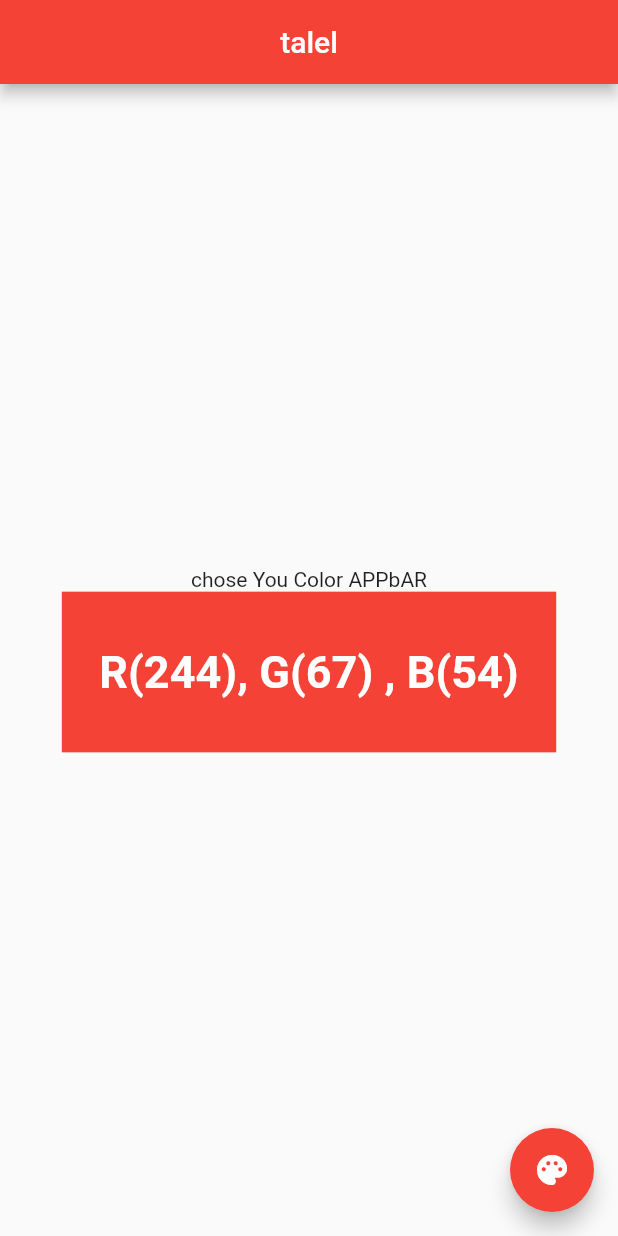
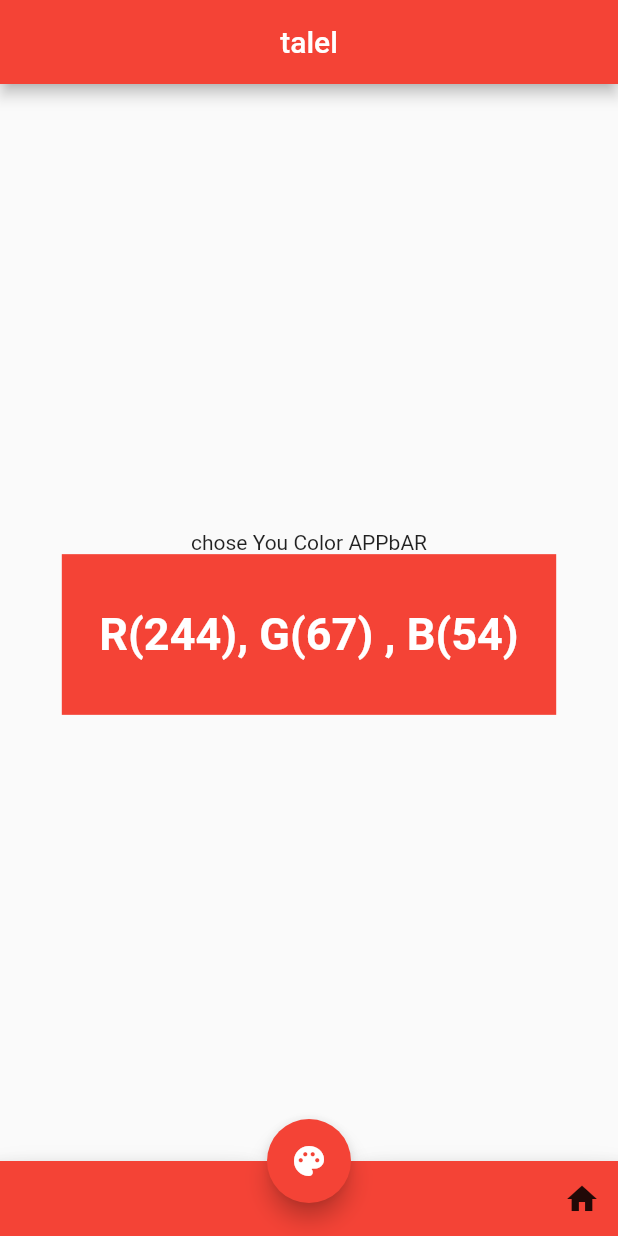
Before and after one commit to TalelMejri/learning_flutter, a Flutter app: the screen it shows after launch, on a phone screen of 412 x 824 dp. Run offline on Flutter 3.47's test engine with Material 2 defaults, Android fonts, the light colour scheme and no system bars.

Commit message:
Show Snackbar

```diff
--- a/lib/main.dart
+++ b/lib/main.dart
@@ -31,7 +31,12 @@ class MYSatetApp extends StatefulWidget{
 
 class _MySatetApp extends State<MYSatetApp>{
 
-
+  SnackBar snack=SnackBar(
+    content:Text("Content Snackbar"),
+    action: SnackBarAction(label: "close", onPressed: (){}),
+    duration: Duration(seconds: 2 ),
+    backgroundColor: Colors.black
+    );
   int _red=0;
   int _green=0;
   int _blue=0;
@@ -77,10 +82,27 @@ class _MySatetApp extends State<MYSatetApp>{
             ],
           ),
           ),
+          floatingActionButtonLocation: FloatingActionButtonLocation.centerDocked,
           floatingActionButton: FloatingActionButton(
             backgroundColor: widget.color,
             onPressed: changeColor,child: Icon(Icons.palette,color: Colors.white),
             ),
+            bottomNavigationBar: BottomAppBar(
+              shape: CircularNotchedRectangle(),
+              child: Container(
+                height: 50,
+                color:widget.color,
+                child: Row(
+                    mainAxisAlignment:MainAxisAlignment.end,
+                    children: <Widget>
+                [
+                   IconButton(onPressed:(){
+                        ScaffoldMessenger.of(context).showSnackBar(snack);
+                   }, icon: Icon(Icons.home)),
+                ],
+              ),
+            ),
+            ),
     );
   }
 }
```
